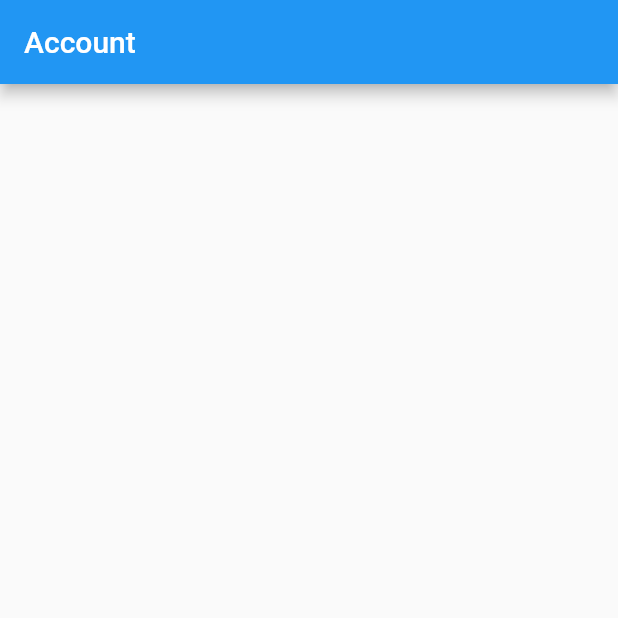
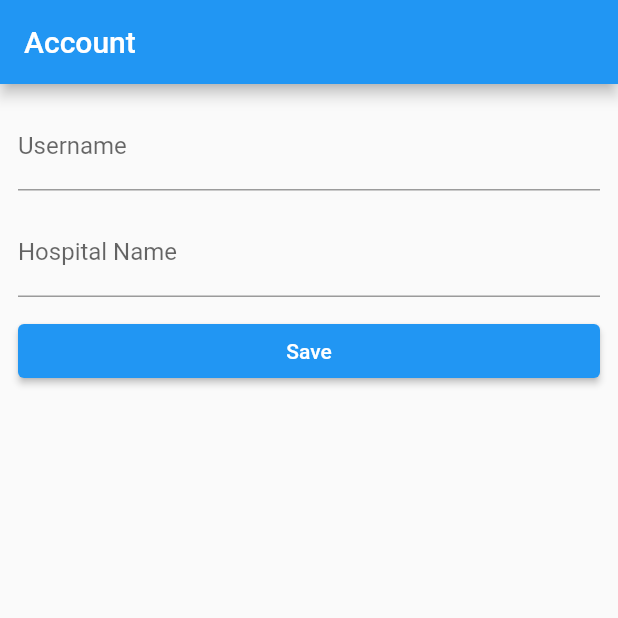
Before and after one commit to rishimithun-inivos/Supabase-Authentication-App, a Flutter app: the screen it shows once a user with an empty profile is signed in, on a phone screen of 412 x 824 dp, the top half of it. Run offline on Flutter 3.47's test engine with Material 2 defaults, Android fonts, the phone set to English and light mode, and no system bars; our stand-ins replace supabase_flutter; accounts and stored records are empty.

Commit message:
complete user profile save

```diff
--- a/lib/pages/account_screen.dart
+++ b/lib/pages/account_screen.dart
@@ -1,4 +1,6 @@
 import 'package:flutter/material.dart';
+
+import '../main.dart';
 
 class AccountScreen extends StatefulWidget {
   const AccountScreen({super.key});
@@ -8,6 +10,30 @@ class AccountScreen extends StatefulWidget {
 }
 
 class _AccountScreenState extends State<AccountScreen> {
+  TextEditingController userNameController = TextEditingController();
+  TextEditingController hospitalNameController = TextEditingController();
+  @override
+  void initState() {
+    super.initState();
+  }
+
+  @override
+  void dispose() {
+    userNameController.dispose();
+    hospitalNameController.dispose();
+    super.dispose();
+  }
+
+  Future<void> getInitialProfile() async {
+    final userId = supabase.auth.currentUser!.id;
+    final data =
+        await supabase.from('profiles').select().eq('id', userId).single();
+    setState(() {
+      userNameController.text = data['username'];
+      hospitalNameController.text = data['hospitalname'];
+    });
+  }
+
   @override
   Widget build(BuildContext context) {
     return Scaffold(
@@ -16,6 +42,58 @@ class _AccountScreenState extends State<AccountScreen> {
           'Account',
         ),
       ),
+      body: ListView(
+        padding: EdgeInsets.all(12),
+        children: [
+          TextFormField(
+            controller: userNameController,
+            decoration: InputDecoration(
+              label: Text(
+                'Username',
+              ),
+            ),
+          ),
+          SizedBox(height: 12),
+          TextFormField(
+            controller: hospitalNameController,
+            decoration: InputDecoration(
+              label: Text(
+                'Hospital Name',
+              ),
+            ),
+          ),
+          SizedBox(height: 12),
+          ElevatedButton(
+            onPressed: () async {
+              final userName = userNameController.text.trim();
+              final hospitalName = hospitalNameController.text.trim();
+              final userId = supabase.auth.currentUser!.id;
+              await supabase.from('profiles').update(
+                {
+                  'username': userName,
+                  'hospitalname': hospitalName,
+                },
+              ).eq(
+                'id',
+                userId,
+              );
+              if (mounted) {
+                ScaffoldMessenger.of(context).showSnackBar(
+                  SnackBar(
+                    content: Text(
+                      'Your data has been saved',
+                    ),
+                  ),
+                );
+              }
+            },
+            child: Text(
+              'Save',
+            ),
+          ),
+          SizedBox(height: 12),
+        ],
+      ),
     );
   }
 }
```
